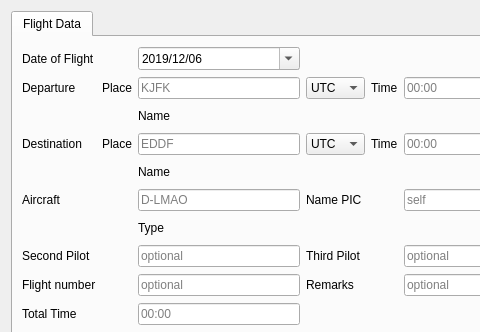
Above: src/gui/dialogues/newflight.ui from fiffty-50/openPilotLog before the change; both pictures show x 0 to 480 and y 0 to 332 of the 588 by 708 pixel window. Below: the same form after it.
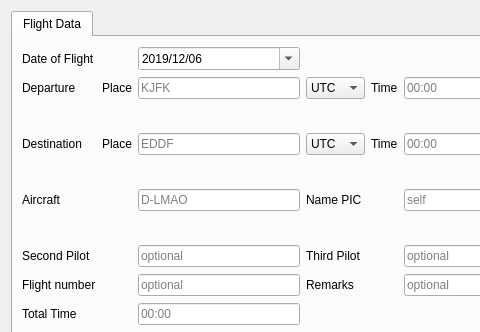
That is the form after the change.

Commit message: added information labels

Patch:
```diff
--- a/src/gui/dialogues/newflight.ui
+++ b/src/gui/dialogues/newflight.ui
@@ -129,7 +129,7 @@
           </size>
          </property>
          <property name="text">
-          <string>Name</string>
+          <string/>
          </property>
         </widget>
        </item>
@@ -197,7 +197,7 @@
           </size>
          </property>
          <property name="text">
-          <string>Name</string>
+          <string/>
          </property>
         </widget>
        </item>
@@ -427,7 +427,7 @@
           </size>
          </property>
          <property name="text">
-          <string>Type</string>
+          <string/>
          </property>
         </widget>
        </item>
```
The commit also changes 1 other file.
